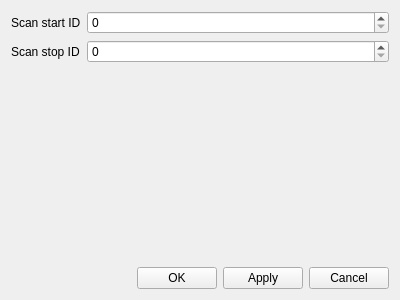
This is QLinBus/settingsdialog.ui in pr4u4t/automatron3000 as Qt 5 draws it before an edit. The edited form follows.
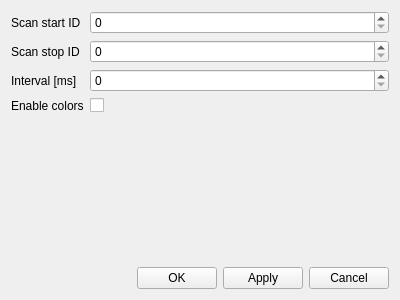
This is the edited form.

Commit message: Added delays and lin packet colors

Patch:
```diff
--- a/QLinBus/settingsdialog.ui
+++ b/QLinBus/settingsdialog.ui
@@ -40,6 +40,30 @@
        </property>
       </widget>
      </item>
+     <item row="2" column="0">
+      <widget class="QLabel" name="label_3">
+       <property name="text">
+        <string>Interval [ms]</string>
+       </property>
+      </widget>
+     </item>
+     <item row="2" column="1">
+      <widget class="QSpinBox" name="scanInterval"/>
+     </item>
+     <item row="3" column="0">
+      <widget class="QLabel" name="label_4">
+       <property name="text">
+        <string>Enable colors</string>
+       </property>
+      </widget>
+     </item>
+     <item row="3" column="1">
+      <widget class="QCheckBox" name="enableColors">
+       <property name="text">
+        <string/>
+       </property>
+      </widget>
+     </item>
     </layout>
    </item>
    <item>
```
The commit also changes 69 other files.
